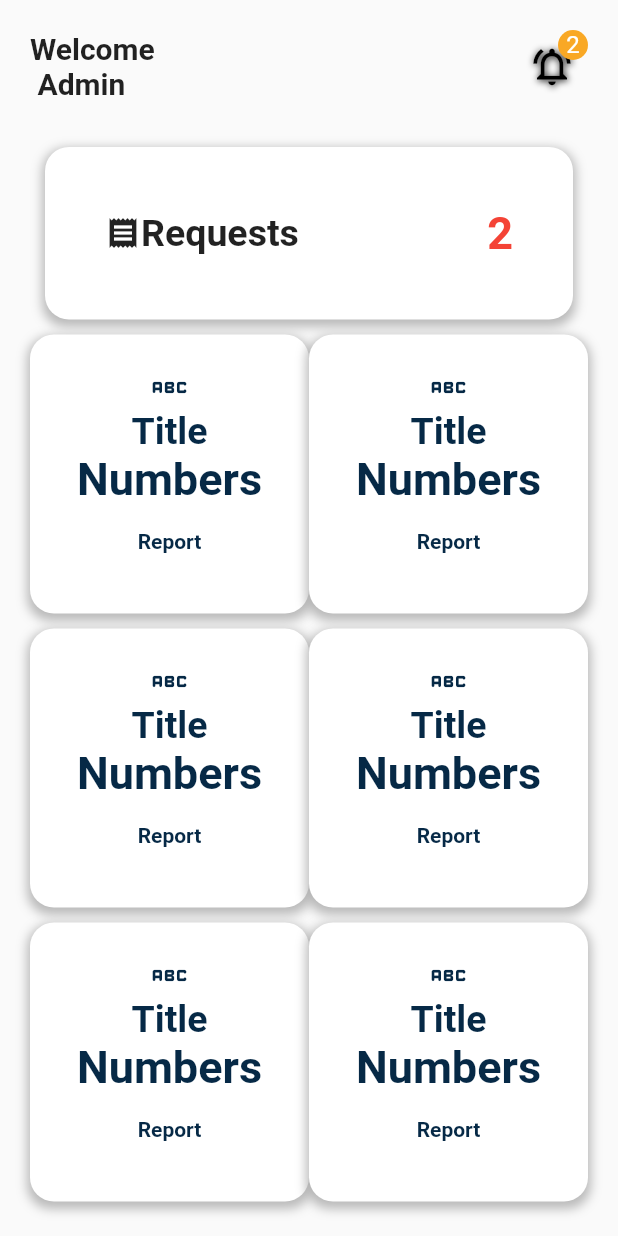
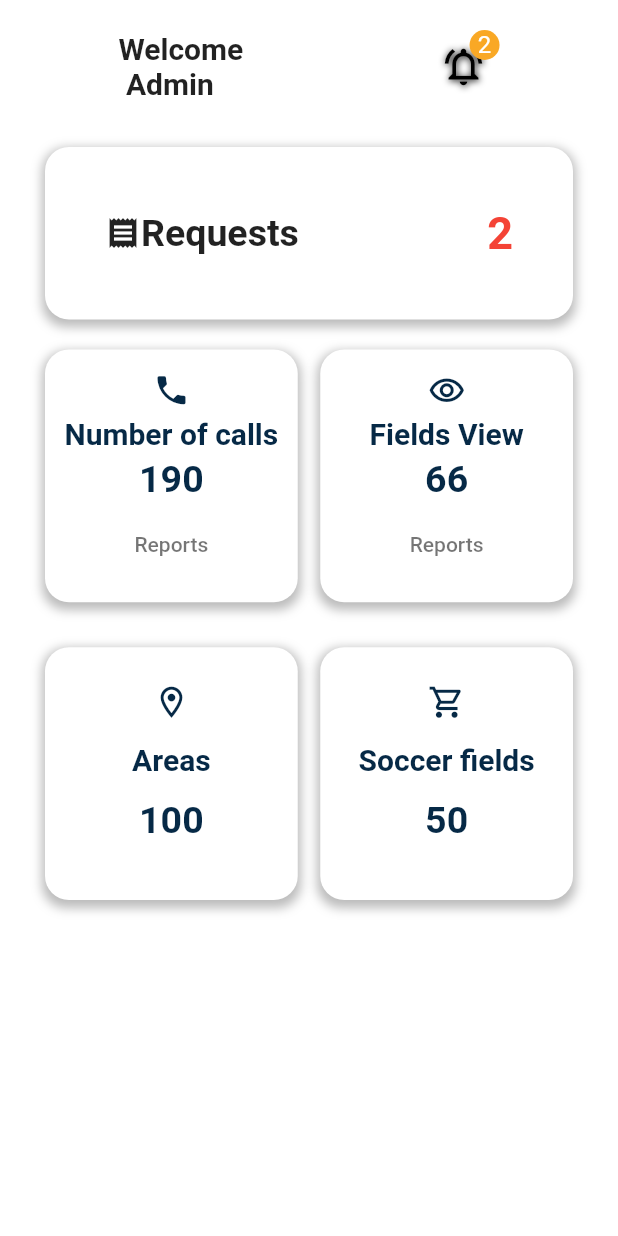
Before and after one commit to yusufabdo20/kick_off, a Flutter app: the AdminPannelScreen screen opened directly, on a phone screen of 412 x 824 dp. Run offline on Flutter 3.47's test engine with Material 2 defaults, Android fonts, the light colour scheme and no system bars; our stand-ins replace fluttertoast, google_nav_bar, image_picker, shared_preferences, smooth_page_indicator; accounts and stored records are empty.

Commit message:
changes on screens

```diff
--- a/lib/components/constants.dart
+++ b/lib/components/constants.dart
@@ -2,7 +2,7 @@ import 'package:flutter/material.dart';
 import '../screens/signIn_screen.dart';
 import '../services/local/cash.dart';
 import 'components.dart';
-
+final userToken='' ;
 const primaryColor = Color.fromRGBO(6, 41, 70, 1);
 var primary  = Colors.transparent;
 var logoImage = "asset s/images/logo.jpeg";
--- a/lib/screens/admin_pannel.dart
+++ b/lib/screens/admin_screens/adminPannelScreen.dart
@@ -1,9 +1,12 @@
 import 'package:flutter/material.dart';
 import 'package:flutter/src/widgets/container.dart';
 import 'package:flutter/src/widgets/framework.dart';
-import 'package:kick_off/components/constants.dart';
+
+import '../../components/constants.dart';
 
 class AdminPannelScreen extends StatefulWidget {
+  const AdminPannelScreen({super.key});
+
   @override
   State<AdminPannelScreen> createState() => _AdminPannelScreenState();
 }
@@ -12,18 +15,19 @@ class _AdminPannelScreenState extends State<AdminPannelScreen> {
   @override
   Widget build(BuildContext context) {
     return Scaffold(
+      backgroundColor: Colors.white,
       body: SafeArea(
         child: Padding(
           padding: const EdgeInsets.all(20.0),
           child: Column(
             children: [
               Row(
+                mainAxisAlignment: MainAxisAlignment.spaceAround,
                 children: [
-                  Text(
+                  const Text(
                     "Welcome \n Admin",
                     style: TextStyle(fontSize: 20, fontWeight: FontWeight.bold),
                   ),
-                  Spacer(),
                   Stack(
                     alignment: Alignment.topRight,
                     children: [
@@ -43,7 +47,8 @@ class _AdminPannelScreenState extends State<AdminPannelScreen> {
                         ),
                       ),
                       CircleAvatar(
-                        child: Text("2", style: TextStyle(color: Colors.white)),
+                        child: const Text("2",
+                            style: TextStyle(color: Colors.white)),
                         maxRadius: 10,
                         backgroundColor: Colors.yellow[800],
                       )
@@ -51,19 +56,19 @@ class _AdminPannelScreenState extends State<AdminPannelScreen> {
                   )
                 ],
               ),
-              SizedBox(height: 20),
+              const SizedBox(height: 20),
               Container(
-                margin: EdgeInsets.all(10),
+                margin: const EdgeInsets.all(10),
                 padding: const EdgeInsets.all(40),
                 decoration: BoxDecoration(
                   color: Colors.white,
-                  borderRadius: BorderRadius.all(Radius.circular(16)),
+                  borderRadius: const BorderRadius.all(Radius.circular(16)),
                   boxShadow: [
                     BoxShadow(
                       color: Colors.grey.withOpacity(0.7),
                       spreadRadius: 2,
                       blurRadius: 5,
-                      offset: Offset(0, 3), // changes position of shadow
+                      offset: const Offset(0, 3), // changes position of shadow
                     ),
                   ],
                 ),
@@ -72,8 +77,8 @@ class _AdminPannelScreenState extends State<AdminPannelScreen> {
                     Expanded(
                       child: Row(
                         children: [
-                          Icon(Icons.receipt),
-                          Text(
+                          const Icon(Icons.receipt),
+                          const Text(
                             'Requests',
                             style: TextStyle(
                                 // color: Colors.red,
@@ -83,7 +88,7 @@ class _AdminPannelScreenState extends State<AdminPannelScreen> {
                         ],
                       ),
                     ),
-                    Text(
+                    const Text(
                       "2",
                       style: TextStyle(
                           color: Colors.red,
@@ -94,13 +99,13 @@ class _AdminPannelScreenState extends State<AdminPannelScreen> {
                 ),
               ),
               Expanded(
-
                 child: GridView.count(
                   crossAxisCount: 2,
-                  mainAxisSpacing: 10.0,
-                  // crossAxisSpacing: 10.0,
-                  // padding: EdgeInsets.all(10.0),
-                  children:items,
+                  mainAxisSpacing: 30.0,
+                  crossAxisSpacing: 15.0,
+                  childAspectRatio: 1,
+                  padding: const EdgeInsets.all(10.0),
+                  children: items,
                 ),
               ),
               // GridView.builder(
@@ -121,95 +126,95 @@ class _AdminPannelScreenState extends State<AdminPannelScreen> {
       ),
     );
   }
+}
 
 List<AdminPannelComponent> items = [
   AdminPannelComponent(
-      icon: Icons.abc_rounded,
-      number: 100,
-      title: "HI Admin",
+    icon: Icons.phone,
+    number: 190,
+    title: "Number of calls",
+    report: "Reports",
+    reportFunction: () {},
   ),
   AdminPannelComponent(
-      icon: Icons.abc_rounded,
-      number: 100,
-      title: "HI Admin",
+    icon: Icons.remove_red_eye_outlined,
+    number: 66,
+    title: "Fields View",
+    report: "Reports",
+    reportFunction: () {},
   ),
   AdminPannelComponent(
-      icon: Icons.abc_rounded,
+    icon: Icons.location_on_outlined,
     number: 100,
-      title: "HI Admin",
+    title: "Areas",
   ),
   AdminPannelComponent(
-      icon: Icons.abc_rounded,
-      number: 100,
-      title: "HI Admin",
-    ),
-    AdminPannelComponent(
-      icon: Icons.abc_rounded,
-      number: 100,
-      title: "HI Admin",
-    ),
-    AdminPannelComponent(
-      icon: Icons.abc_rounded,
-      number: 100,
-      title: "HI Admin",
+    icon: Icons.shopping_cart_outlined,
+    number: 50,
+    title: "Soccer fields",
   ),
 ];
-}
 
 class AdminPannelComponent extends StatelessWidget {
   IconData? icon;
   String? title;
   int? number;
-  // String? report ,
+  String? report;
   Function()? reportFunction;
   AdminPannelComponent(
       {required this.icon,
       required this.title,
       required this.number,
+      this.report,
       this.reportFunction});
   @override
   Widget build(BuildContext context) {
     return Container(
-      padding: const EdgeInsets.all(20),
+      padding: const EdgeInsets.all(10),
       decoration: BoxDecoration(
         color: Colors.white,
-        borderRadius: BorderRadius.all(Radius.circular(16)),
+        borderRadius: const BorderRadius.all(Radius.circular(16)),
         boxShadow: [
           BoxShadow(
             color: Colors.grey.withOpacity(0.7),
             spreadRadius: 2,
             blurRadius: 5,
-            offset: Offset(0, 3), // changes position of shadow
+            offset: const Offset(0, 3), // changes position of shadow
           ),
         ],
       ),
       child: Column(
+        mainAxisAlignment: MainAxisAlignment.spaceEvenly,
         children: [
           Icon(
             icon,
-            size: 30,
+            size: 25,
             color: primaryColor,
           ),
           Text(
-            "Title",
-            style: TextStyle(
+            title!,
+            style: const TextStyle(
+                color: primaryColor, fontSize: 20, fontWeight: FontWeight.bold),
+          ),
+          Text(
+            "$number",
+            style: const TextStyle(
                 color: primaryColor, fontSize: 25, fontWeight: FontWeight.bold),
           ),
-          Text(
-            "Numbers",
-            style: TextStyle(
-                color: primaryColor, fontSize: 30, fontWeight: FontWeight.bold),
-          ),
-          TextButton(
+          report != null
+              ? TextButton(
                   onPressed: reportFunction,
                   child: Text(
-              "Report",
+                    report!,
                     style: TextStyle(
-                  color: primaryColor,
-                  // fontSize: 30,
-                  fontWeight: FontWeight.bold),
+                      // decoration:TextDecoration.underline ,
+                      color: Colors.black54,
+                      fontSize: 14,
+                      // fontWeight: FontWeight.w600
+                    ),
                   ),
                 )
+              : Container(),
         ],
       ),
     );
--- a/lib/services/network/signUpServices.dart
+++ b/lib/services/network/signUpServices.dart
@@ -12,8 +12,9 @@ class SignUpService {
       required String phone,
       required String roll_id,
    }) async {
-    final url = 'http://197.60.240.5/api/register/';
-
+    // final url = 'http://197.60.240.5/api/register/';
+ final url = 'http://127.0.0.1:8000/api/login';
+    print(url);
     Map<String, dynamic> data = await Api().post(
       apiUrl: url,
       body: {
--- a/pubspec.yaml
+++ b/pubspec.yaml
@@ -33,7 +33,9 @@ dependencies:
   flutter:
     sdk: flutter
   fluttertoast: ^8.2.1
+  google_nav_bar: ^5.0.6
   http: ^0.13.5
+  image_picker: ^0.8.7+1
   intl: ^0.18.0
   provider: ^6.0.5
   shared_preferences: ^2.0.20
```
Also changed, not shown: lib/main.dart (+13 -4 lines), lib/screens/admin_screens/add_playground_screen.dart (added, +71 -0 lines), lib/screens/admin_screens/admin_pannel.dart (added, +173 -0 lines), lib/screens/register_screen.dart (+7 -3 lines), lib/screens/signIn_screen.dart (+24 -8 lines), lib/services/network/signInServices.dart (+22 -25 lines), lib/state_management/userProvider.dart (added, +12 -0 lines), assets/images/Card.png (added), pubspec.lock, 1 other file. Lines whose indentation alone changed are shown as unchanged.
